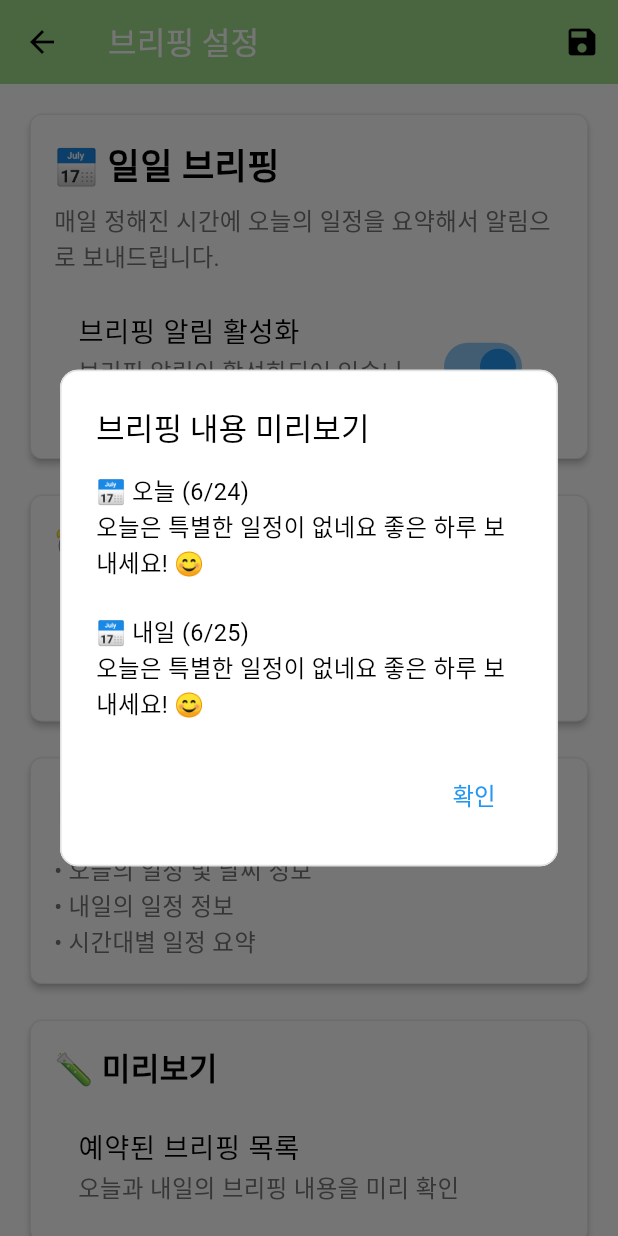
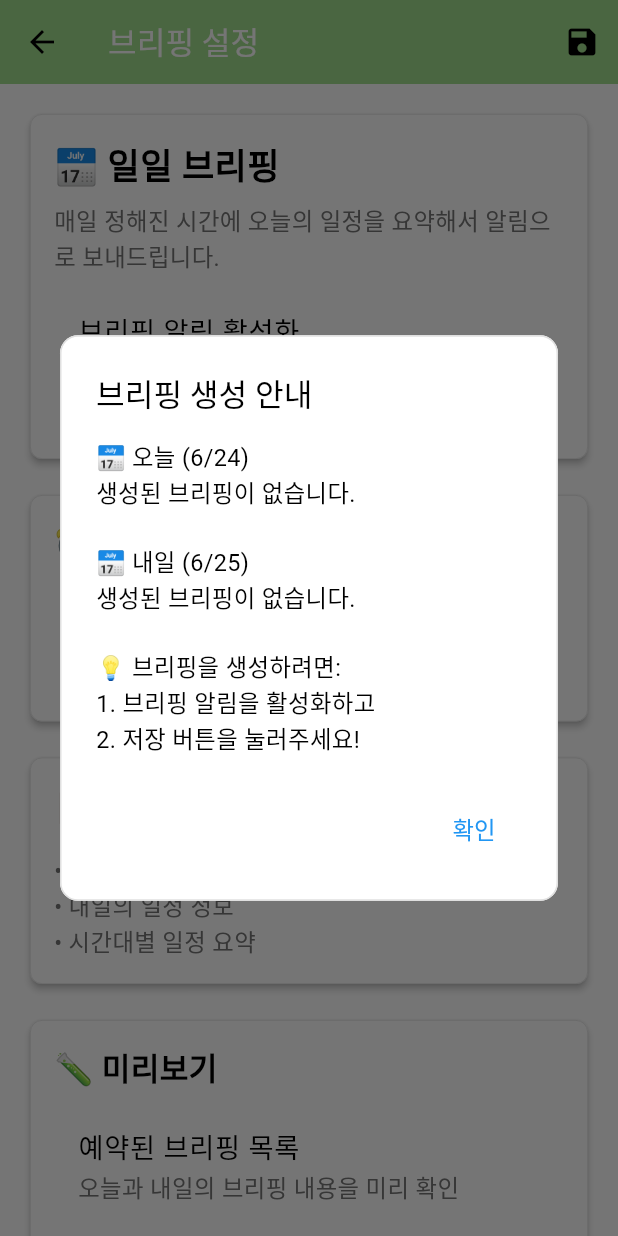
Before and after one commit to jungfsg/Calender, a Flutter app: the BriefingSettingsScreen screen opened by its route, after a tap on "브리핑 알림 활성화", after a tap on "예약된 브리핑 목록", on a phone screen of 412 x 824 dp. Run offline on Flutter 3.47's test engine with Material 3 defaults, Android fonts, the phone set to English and light mode, and no system bars; our stand-ins replace audioplayers, firebase_auth, firebase_core, flutter_chat_types, flutter_chat_ui, flutter_dotenv and 11 more; missing offline and left inert: extension_google_sign_in_as_googleapis_auth, gal, google_mlkit_text_recognition, googleapis, manual_speech_to_text; accounts and stored records are empty; Roboto replaces fonts that are missing (KoreanFont).

Commit message:
브리핑 기능 수정
- 미리보기 버튼을 누를 때 예약된 브리핑이 없을 경우 만들어내서 미리보기에 띄우는 대신 없으면 없다고 표시하도록 수정
- 오늘, 내일 브리핑이 전부 없을 때 저장 버튼을 누르도록 안내문 추가
- 브리핑 알림을 켜고 저장했는데, 팝업을 나갔다 오면 저장이 풀려있는 문제 수정
- 브리핑 프롬프트 수정: 더 자연스러운 문장을 출력하고, 일정이 없는 경우 휴식 권장하는 프롬프트 추가
- 과거 날짜 브리핑 데이터가 제거되지 않아 새 브리핑을 생성하지 못해서 알림이 오지 않던 문제 수정

```diff
--- a/lib/screens/briefing_settings_screen.dart
+++ b/lib/screens/briefing_settings_screen.dart
@@ -3,6 +3,7 @@ import '../services/daily_briefing_service.dart';
 import '../utils/font_utils.dart';
 import '../services/notification_service.dart';
 import '../managers/theme_manager.dart'; // ☑️ _HE_250621_테마 관리자 추가
+import 'package:flutter_local_notifications/flutter_local_notifications.dart';
 
 class BriefingSettingsScreen extends StatefulWidget {
   const BriefingSettingsScreen({super.key});
@@ -24,39 +25,59 @@ class _BriefingSettingsScreenState extends State<BriefingSettingsScreen> {
 
   Future<void> _loadSettings() async {
     try {
+      print('🔍 [화면] 설정 로드 시작');
       final settings = await DailyBriefingService.getBriefingSettings();
+      print('🔍 [화면] 로드된 설정: $settings');
+
       setState(() {
         _briefingEnabled = settings['enabled'] ?? false;
+        print('🔍 [화면] 설정된 _briefingEnabled: $_briefingEnabled');
 
         final timeString = settings['time'] ?? '08:00';
+        print('🔍 [화면] 설정된 timeString: $timeString');
+
         final timeParts = timeString.split(':');
         _briefingTime = TimeOfDay(
           hour: int.parse(timeParts[0]),
           minute: int.parse(timeParts[1]),
         );
+        print(
+          '🔍 [화면] 설정된 _briefingTime: ${_briefingTime.hour}:${_briefingTime.minute}',
+        );
 
         _isLoading = false;
       });
+      print('✅ [화면] 설정 로드 완료');
     } catch (e) {
-      print('설정 로드 실패: $e');
+      print('❌ [화면] 설정 로드 실패: $e');
       setState(() => _isLoading = false);
     }
   }
 
   Future<void> _saveSettings() async {
     try {
+      print('🔍 [화면] 설정 저장 시작');
+      print('🔍 [화면] 현재 _briefingEnabled: $_briefingEnabled');
+      print(
+        '🔍 [화면] 현재 _briefingTime: ${_briefingTime.hour}:${_briefingTime.minute}',
+      );
+
       final settings = {
         'enabled': _briefingEnabled,
         'time':
             '${_briefingTime.hour.toString().padLeft(2, '0')}:'
             '${_briefingTime.minute.toString().padLeft(2, '0')}',
       };
+      print('🔍 [화면] 저장할 설정: $settings');
 
       await DailyBriefingService.saveBriefingSettings(settings);
+      print('✅ [화면] DailyBriefingService.saveBriefingSettings 완료');
 
       // 설정이 활성화되었다면 브리핑 업데이트
       if (_briefingEnabled) {
+        print('🔄 [화면] 브리핑 설정 활성화 - 브리핑 강제 업데이트 시작');
         await DailyBriefingService.updateBriefings();
+        print('✅ [화면] 브리핑 설정 활성화 - 브리핑 강제 업데이트 완료');
       }
 
       ScaffoldMessenger.of(context).showSnackBar(
@@ -68,8 +89,9 @@ class _BriefingSettingsScreenState extends State<BriefingSettingsScreen> {
           backgroundColor: Colors.green,
         ),
       );
+      print('✅ [화면] 설정 저장 완료');
     } catch (e) {
-      print('설정 저장 실패: $e');
+      print('❌ [화면] 설정 저장 실패: $e');
       ScaffoldMessenger.of(context).showSnackBar(
         SnackBar(
           content: Text(
@@ -136,6 +158,75 @@ class _BriefingSettingsScreenState extends State<BriefingSettingsScreen> {
     }
   }
 
+  // 테스트 브리핑 알림 보내기
+  Future<void> _sendTestBriefingNotification() async {
+    try {
+      setState(() => _isLoading = true);
+
+      // 오늘 브리핑 가져오기 또는 생성
+      final today = DateTime.now();
+      String briefingMessage;
+
+      final savedBriefing = await DailyBriefingService.getBriefing(today);
+      if (savedBriefing != null && savedBriefing.summary.isNotEmpty) {
+        briefingMessage = savedBriefing.summary;
+      } else {
+        // 저장된 브리핑이 없으면 새로 생성
+        briefingMessage =
+            await DailyBriefingService.generateBriefingSummary(today) ??
+            '오늘 일정을 확인해보세요! 좋은 하루 보내세요! 😊';
+      }
+
+      setState(() => _isLoading = false);
+
+      // 즉시 알림 보내기
+      await NotificationService.initialize();
+      final flutterLocalNotificationsPlugin = FlutterLocalNotificationsPlugin();
+
+      await flutterLocalNotificationsPlugin.show(
+        DateTime.now().millisecond, // 고유 ID
+        '📅 브리핑 테스트 알림',
+        briefingMessage,
+        const NotificationDetails(
+          android: AndroidNotificationDetails(
+            'test_briefing',
+            '브리핑 테스트',
+            channelDescription: '브리핑 알림 테스트',
+            importance: Importance.high,
+            priority: Priority.high,
+            icon: '@mipmap/ic_launcher',
+          ),
+          iOS: DarwinNotificationDetails(
+            presentAlert: true,
+            presentBadge: true,
+            presentSound: true,
+          ),
+        ),
+      );
+
+      ScaffoldMessenger.of(context).showSnackBar(
+        SnackBar(
+          content: Text(
+            '테스트 알림을 보냈습니다! 상단 알림을 확인해보세요.',
+            style: getTextStyle(fontSize: 12, color: Colors.white),
+          ),
+          backgroundColor: Colors.green,
+        ),
+      );
+    } catch (e) {
+      setState(() => _isLoading = false);
+      ScaffoldMessenger.of(context).showSnackBar(
+        SnackBar(
+          content: Text(
+            '테스트 알림 실패: $e',
+            style: getTextStyle(fontSize: 12, color: Colors.white),
+          ),
+          backgroundColor: Colors.red,
+        ),
+      );
+    }
+  }
+
   // 오늘과 내일의 브리핑 내용 확인
   Future<void> _checkScheduledNotifications() async {
     try {
@@ -144,51 +235,39 @@ class _BriefingSettingsScreenState extends State<BriefingSettingsScreen> {
       final today = DateTime.now();
       final tomorrow = today.add(const Duration(days: 1));
 
-      // 먼저 저장된 브리핑 확인, 없으면 새로 생성
-      String? todayBriefing;
-      String? tomorrowBriefing;
-
-      // 오늘 브리핑 - 저장된 것 우선 확인
+      // 저장된 브리핑만 확인 (없으면 생성하지 않음)
       final savedTodayBriefing = await DailyBriefingService.getBriefing(today);
-      if (savedTodayBriefing != null && savedTodayBriefing.summary.isNotEmpty) {
-        todayBriefing = savedTodayBriefing.summary;
-      } else {
-        todayBriefing = await DailyBriefingService.generateBriefingSummary(
-          today,
-        );
-      }
-
-      // 내일 브리핑 - 저장된 것 우선 확인
       final savedTomorrowBriefing = await DailyBriefingService.getBriefing(
         tomorrow,
       );
-      if (savedTomorrowBriefing != null &&
-          savedTomorrowBriefing.summary.isNotEmpty) {
-        tomorrowBriefing = savedTomorrowBriefing.summary;
-      } else {
-        tomorrowBriefing = await DailyBriefingService.generateBriefingSummary(
-          tomorrow,
-        );
-      }
 
       setState(() => _isLoading = false);
 
       String message = '';
+      bool hasBriefings = false;
 
-      // 오늘 브리핑
+      // 오늘 브리핑 확인
       message += '📅 오늘 (${today.month}/${today.day})\n';
-      if (todayBriefing != null && todayBriefing.isNotEmpty) {
-        message += '$todayBriefing\n\n';
+      if (savedTodayBriefing != null && savedTodayBriefing.summary.isNotEmpty) {
+        message += '${savedTodayBriefing.summary}\n\n';
+        hasBriefings = true;
       } else {
-        message += '오늘 일정이 없습니다.\n\n';
+        message += '생성된 브리핑이 없습니다.\n\n';
       }
 
-      // 내일 브리핑
+      // 내일 브리핑 확인
       message += '📅 내일 (${tomorrow.month}/${tomorrow.day})\n';
-      if (tomorrowBriefing != null && tomorrowBriefing.isNotEmpty) {
-        message += tomorrowBriefing;
+      if (savedTomorrowBriefing != null &&
+          savedTomorrowBriefing.summary.isNotEmpty) {
+        message += savedTomorrowBriefing.summary;
+        hasBriefings = true;
       } else {
-        message += '내일 일정이 없습니다.';
+        message += '생성된 브리핑이 없습니다.';
+      }
+
+      // 브리핑이 없는 경우 안내 메시지 추가
+      if (!hasBriefings) {
+        message += '\n\n💡 브리핑을 생성하려면:\n1. 브리핑 알림을 활성화하고\n2. 저장 버튼을 눌러주세요!';
       }
 
       showDialog(
@@ -205,7 +284,7 @@ class _BriefingSettingsScreenState extends State<BriefingSettingsScreen> {
                 ),
               ),
               title: Text(
-                '브리핑 내용 미리보기',
+                hasBriefings ? '브리핑 내용 미리보기' : '브리핑 생성 안내',
                 style: getTextStyle(
                   fontSize: 16,
                   color: ThemeManager.getTextColor(), // ☑️ _HE_250621_변경
@@ -259,7 +338,8 @@ class _BriefingSettingsScreenState extends State<BriefingSettingsScreen> {
   Widget build(BuildContext context) {
     if (_isLoading) {
       return Scaffold(
-        backgroundColor: ThemeManager.getBriefingSettingsBackgroundColor(), // ☑️ _HE_250623_브리핑 설정 전용 배경색 사용
+        backgroundColor:
+            ThemeManager.getBriefingSettingsBackgroundColor(), // ☑️ _HE_250623_브리핑 설정 전용 배경색 사용
         appBar: AppBar(
           title: Text(
             '브리핑 설정',
@@ -284,7 +364,8 @@ class _BriefingSettingsScreenState extends State<BriefingSettingsScreen> {
     }
 
     return Scaffold(
-      backgroundColor: ThemeManager.getBriefingSettingsBackgroundColor(), // ☑️ 브리핑 설정 전용 배경색 사용
+      backgroundColor:
+          ThemeManager.getBriefingSettingsBackgroundColor(), // ☑️ 브리핑 설정 전용 배경색 사용
       appBar: AppBar(
         title: Text(
           '브리핑 설정',
@@ -522,6 +603,23 @@ class _BriefingSettingsScreenState extends State<BriefingSettingsScreen> {
                       ),
                       onTap: _checkScheduledNotifications,
                     ),
+                    ListTile(
+                      title: Text(
+                        '테스트 알림 보내기',
+                        style: getTextStyle(
+                          fontSize: 14,
+                          color: ThemeManager.getTextColor(),
+                        ),
+                      ),
+                      subtitle: Text(
+                        '즉시 브리핑 알림을 테스트해보세요',
+                        style: getTextStyle(
+                          fontSize: 12,
+                          color: ThemeManager.getPopupSecondaryTextColor(),
+                        ),
+                      ),
+                      onTap: _sendTestBriefingNotification,
+                    ),
                   ],
                 ),
               ),
--- a/lib/services/daily_briefing_service.dart
+++ b/lib/services/daily_briefing_service.dart
@@ -16,22 +16,53 @@ class DailyBriefingService {
 
   // 브리핑 설정 저장/불러오기
   static Future<Map<String, dynamic>> getBriefingSettings() async {
+    try {
       final prefs = await SharedPreferences.getInstance();
       final settingsJson = prefs.getString(_settingsKey);
 
+      print('🔍 [설정 로드] 키: $_settingsKey');
+      print('🔍 [설정 로드] 원본 JSON: $settingsJson');
+
       if (settingsJson != null) {
-      return jsonDecode(settingsJson);
+        final settings = jsonDecode(settingsJson);
+        print('🔍 [설정 로드] 파싱된 설정: $settings');
+        return settings;
       }
 
       // 기본 설정 (includeTomorrow 제거)
+      final defaultSettings = {'enabled': false, 'time': _defaultBriefingTime};
+      print('🔍 [설정 로드] 기본 설정 사용: $defaultSettings');
+      return defaultSettings;
+    } catch (e) {
+      print('❌ [설정 로드] 실패: $e');
       return {'enabled': false, 'time': _defaultBriefingTime};
+    }
   }
 
   static Future<void> saveBriefingSettings(
     Map<String, dynamic> settings,
   ) async {
+    try {
+      print('🔍 [설정 저장] 키: $_settingsKey');
+      print('🔍 [설정 저장] 저장할 설정: $settings');
+
       final prefs = await SharedPreferences.getInstance();
-    await prefs.setString(_settingsKey, jsonEncode(settings));
+      final settingsJson = jsonEncode(settings);
+
+      print('🔍 [설정 저장] JSON 문자열: $settingsJson');
+
+      final success = await prefs.setString(_settingsKey, settingsJson);
+      print('🔍 [설정 저장] 저장 결과: $success');
+
+      // 저장 후 즉시 확인
+      final savedValue = prefs.getString(_settingsKey);
+      print('🔍 [설정 저장] 저장 후 즉시 확인: $savedValue');
+
+      print('✅ [설정 저장] 완료');
+    } catch (e) {
+      print('❌ [설정 저장] 실패: $e');
+      throw e;
+    }
   }
 
   // 날씨 정보 가져오기
@@ -350,6 +381,9 @@ class DailyBriefingService {
 
     print('🔄 브리핑 업데이트 시작');
 
+    // 오래된 브리핑 데이터 정리
+    await _cleanupOldBriefings();
+
     // 오늘 브리핑 처리
     await _updateBriefingForDate(today, settings['time']);
 
@@ -359,27 +393,94 @@ class DailyBriefingService {
     print('✅ 브리핑 업데이트 완료');
   }
 
+  // 오래된 브리핑 데이터 정리 (7일 이전 데이터 삭제)
+  static Future<void> _cleanupOldBriefings() async {
+    try {
+      final prefs = await SharedPreferences.getInstance();
+      final keys = prefs.getKeys();
+      // 설정 키는 제외하고 브리핑 데이터만 필터링
+      final briefingKeys =
+          keys
+              .where(
+                (key) => key.startsWith(_briefingPrefix) && key != _settingsKey,
+              )
+              .toList();
+
+      print('🔍 [정리] 전체 키 개수: ${keys.length}');
+      print('🔍 [정리] 브리핑 키 개수: ${briefingKeys.length}');
+      print('🔍 [정리] 설정 키 보호: $_settingsKey');
+
+      final now = DateTime.now();
+      final sevenDaysAgo = now.subtract(Duration(days: 7));
+
+      for (final key in briefingKeys) {
+        try {
+          final briefingJson = prefs.getString(key);
+          if (briefingJson != null) {
+            final briefingData = jsonDecode(briefingJson);
+            final briefingDate = DateTime.parse(briefingData['date']);
+
+            // 7일 이전 데이터 삭제
+            if (briefingDate.isBefore(sevenDaysAgo)) {
+              await prefs.remove(key);
+              print('🗑️ 오래된 브리핑 삭제: ${briefingDate.toString().split(' ')[0]}');
+            }
+          }
+        } catch (e) {
+          // 잘못된 형식의 데이터 삭제 (단, 설정 키는 제외)
+          if (key != _settingsKey) {
+            await prefs.remove(key);
+            print('🗑️ 잘못된 브리핑 데이터 삭제: $key');
+          } else {
+            print('⚠️ 설정 키 파싱 오류이지만 보호함: $key');
+          }
+        }
+      }
+    } catch (e) {
+      print('⚠️ 브리핑 데이터 정리 실패: $e');
+    }
+  }
+
   // 특정 날짜의 브리핑 업데이트
   static Future<void> _updateBriefingForDate(DateTime date, String time) async {
     final existingBriefing = await getBriefing(date);
+    final now = DateTime.now();
+    final today = DateTime(now.year, now.month, now.day);
+    final tomorrow = today.add(Duration(days: 1));
+    final briefingDate = DateTime(date.year, date.month, date.day);
 
-    // 기존 브리핑이 유효하다면 스킵
-    if (existingBriefing != null &&
-        existingBriefing.isValid() &&
-        existingBriefing.isScheduled) {
-      print('📋 ${date.toString().split(' ')[0]} 브리핑은 이미 최신 상태');
+    print('🔍 브리핑 업데이트 체크: ${briefingDate.toString().split(' ')[0]}');
+    print('🔍 현재 시간: ${now.toString()}');
+
+    // 기존 브리핑이 있는 경우 유효성 검사
+    if (existingBriefing != null) {
+      print(
+        '🔍 기존 브리핑 발견: 생성시간=${existingBriefing.createdAt}, 스케줄됨=${existingBriefing.isScheduled}',
+      );
+
+      // 브리핑이 유효하고 스케줄링되어 있다면 스킵
+      if (existingBriefing.isValid() && existingBriefing.isScheduled) {
+        print('📋 ${briefingDate.toString().split(' ')[0]} 브리핑은 이미 최신 상태');
         return;
       }
 
-    // 기존 알림이 있다면 취소
-    if (existingBriefing?.notificationId != null) {
+      // 유효하지 않거나 스케줄링되지 않은 경우 기존 알림 취소
+      if (existingBriefing.notificationId != null) {
+        print('🗑️ 기존 알림 취소 중: ID ${existingBriefing.notificationId}');
         await NotificationService.cancelNotification(
-        existingBriefing!.notificationId!,
+          existingBriefing.notificationId!,
         );
       }
+    }
 
+    print('📝 새 브리핑 생성 및 스케줄링 시작');
     // 새 브리핑 생성 및 스케줄링
-    await scheduleBriefingNotification(date, time);
+    final success = await scheduleBriefingNotification(date, time);
+    if (success) {
+      print('✅ 브리핑 업데이트 완료: ${briefingDate.toString().split(' ')[0]}');
+    } else {
+      print('❌ 브리핑 업데이트 실패: ${briefingDate.toString().split(' ')[0]}');
+    }
   }
 
   // 헬퍼 메서드들
@@ -500,8 +601,25 @@ class DailyBriefingService {
       scheduleInfo = '일정: ${scheduleParts.join(', ')}. ';
     }
 
-    // 간단하고 명확한 프롬프트
-    return '${weatherInfo}${scheduleInfo}이 정보를 바탕으로 친근하고 자연스러운 하루 브리핑을 120자 이내로 작성해주세요.';
+    // 개선된 구체적인 프롬프트
+    String prompt = '''
+당신은 친근한 개인 비서입니다. 아래 정보를 바탕으로 따뜻하고 격려하는 톤으로 하루 브리핑을 작성해주세요.
+
+${weatherInfo}${scheduleInfo.isEmpty ? '일정: 오늘은 특별한 일정이 없습니다. ' : scheduleInfo}
+
+요구사항:
+- 100자 이내로 간결하게 작성
+- 친근하고 격려하는 톤 사용
+- 날씨에 따른 조언 포함
+- 일정이 있으면 응원 메시지, 없으면 휴식을 권하는 메시지
+- 이모지 1-2개 사용하여 친근함 표현
+- "안녕하세요!", "좋은 하루 보내세요!" 같은 인사말 포함
+
+예시 스타일:
+일정이 있는 경우: "안녕하세요! 오늘은 비가 오고 18°C로 쌀쌀하니 우산 챙기세요. 오전 회의와 오후 약속이 있네요. 힘내세요! 😊"
+일정이 없는 경우: "안녕하세요! 오늘은 맑고 25°C로 완벽한 날씨네요. 특별한 일정이 없으니 여유롭게 쉬거나 산책 어떠세요? 😌"''';
+
+    return prompt.trim();
   }
 
   static String _generateBackupBriefing(
```
Also changed, not shown: lib/models/daily_briefing.dart (+12 -2 lines). Lines whose indentation alone changed are shown as unchanged.
